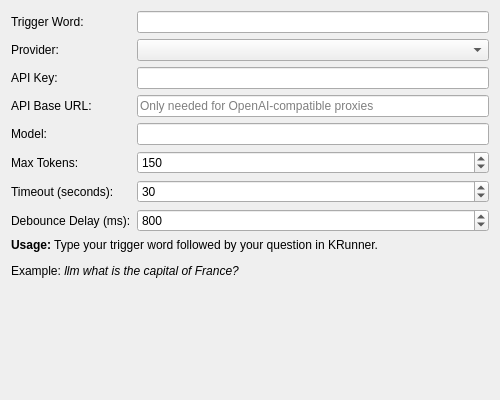
Blacksuan19/krunner-llm-runner, file src/llmconfig.ui: the form before one commit.
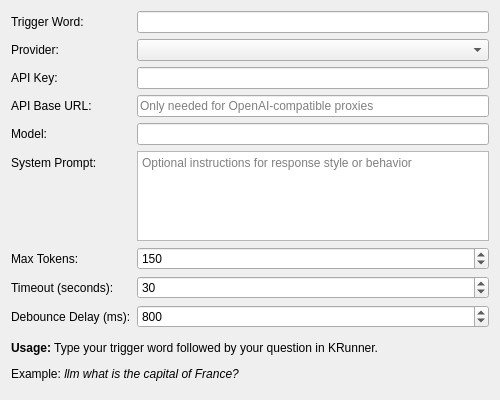
The form after the commit.

Commit message: feat: add configurable system prompt

```diff
--- a/src/llmconfig.ui
+++ b/src/llmconfig.ui
@@ -88,13 +88,36 @@
     </widget>
    </item>
    <item row="5" column="0">
+    <widget class="QLabel" name="systemPromptLabel">
+     <property name="text">
+      <string>System Prompt:</string>
+     </property>
+    </widget>
+   </item>
+   <item row="5" column="1">
+    <widget class="QPlainTextEdit" name="systemPromptEdit">
+     <property name="maximumSize">
+      <size>
+       <width>16777215</width>
+       <height>90</height>
+      </size>
+     </property>
+     <property name="placeholderText">
+      <string>Optional instructions for response style or behavior</string>
+     </property>
+     <property name="toolTip">
+      <string>Optional system prompt sent with each request</string>
+     </property>
+    </widget>
+   </item>
+   <item row="6" column="0">
     <widget class="QLabel" name="maxTokensLabel">
      <property name="text">
       <string>Max Tokens:</string>
      </property>
     </widget>
    </item>
-   <item row="5" column="1">
+   <item row="6" column="1">
     <widget class="QSpinBox" name="maxTokensSpin">
      <property name="minimum">
       <number>50</number>
@@ -110,14 +133,14 @@
      </property>
     </widget>
    </item>
-   <item row="6" column="0">
+   <item row="7" column="0">
     <widget class="QLabel" name="timeoutLabel">
      <property name="text">
       <string>Timeout (seconds):</string>
      </property>
     </widget>
    </item>
-   <item row="6" column="1">
+   <item row="7" column="1">
     <widget class="QSpinBox" name="timeoutSpin">
      <property name="minimum">
       <number>5</number>
@@ -133,14 +156,14 @@
      </property>
     </widget>
    </item>
-   <item row="7" column="0">
+   <item row="8" column="0">
     <widget class="QLabel" name="debounceDelayLabel">
      <property name="text">
       <string>Debounce Delay (ms):</string>
      </property>
     </widget>
    </item>
-   <item row="7" column="1">
+   <item row="8" column="1">
     <widget class="QSpinBox" name="debounceDelaySpin">
      <property name="minimum">
       <number>0</number>
@@ -156,7 +179,7 @@
      </property>
     </widget>
    </item>
-   <item row="8" column="0" colspan="2">
+   <item row="9" column="0" colspan="2">
     <widget class="QLabel" name="infoLabel">
      <property name="text">
       <string>&lt;html&gt;&lt;body&gt;&lt;p&gt;&lt;b&gt;Usage:&lt;/b&gt; Type your trigger word followed by your question in KRunner.&lt;/p&gt;&lt;p&gt;Example: &lt;i&gt;llm what is the capital of France?&lt;/i&gt;&lt;/p&gt;&lt;/body&gt;&lt;/html&gt;</string>
```
The commit also changes 7 other files.
